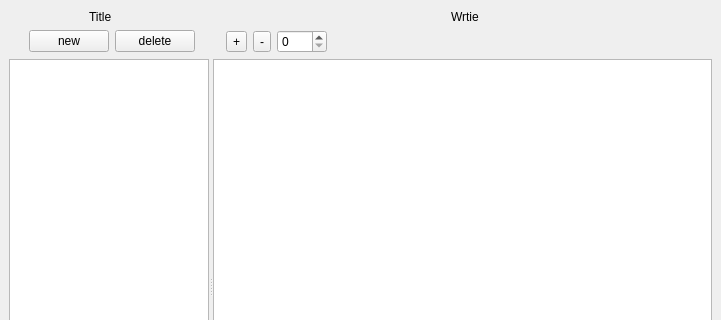
Old version of the form mainwindow.ui in the repository exquet/NotesApp; both pictures show x 0 to 721 and y 0 to 320 of the 721 by 522 pixel window.
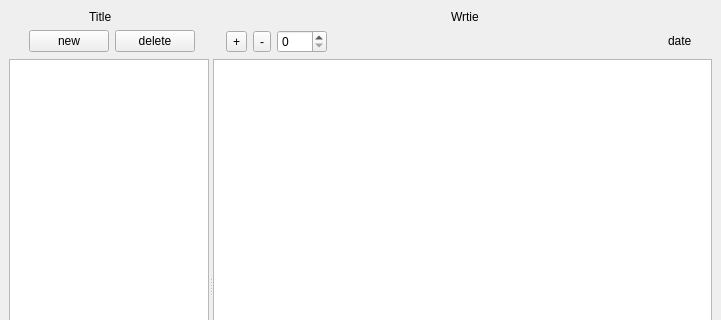
New version of the form.

Commit message: showing the date when the note was last modified

```diff
--- a/mainwindow.ui
+++ b/mainwindow.ui
@@ -166,7 +166,7 @@
        </widget>
       </item>
       <item>
-       <spacer name="horizontalSpacer">
+       <spacer name="horizontalSpacer_4">
         <property name="orientation">
          <enum>Qt::Orientation::Horizontal</enum>
         </property>
@@ -178,6 +178,35 @@
         </property>
        </spacer>
       </item>
+      <item>
+       <widget class="QLabel" name="dateLabel">
+        <property name="sizePolicy">
+         <sizepolicy hsizetype="Preferred" vsizetype="Fixed">
+          <horstretch>0</horstretch>
+          <verstretch>0</verstretch>
+         </sizepolicy>
+        </property>
+        <property name="text">
+         <string>date</string>
+        </property>
+       </widget>
+      </item>
+      <item>
+       <spacer name="horizontalSpacer">
+        <property name="orientation">
+         <enum>Qt::Orientation::Horizontal</enum>
+        </property>
+        <property name="sizeType">
+         <enum>QSizePolicy::Policy::Fixed</enum>
+        </property>
+        <property name="sizeHint" stdset="0">
+         <size>
+          <width>20</width>
+          <height>20</height>
+         </size>
+        </property>
+       </spacer>
+      </item>
      </layout>
     </item>
     <item row="2" column="0">
```
The commit also changes 2 other files.
